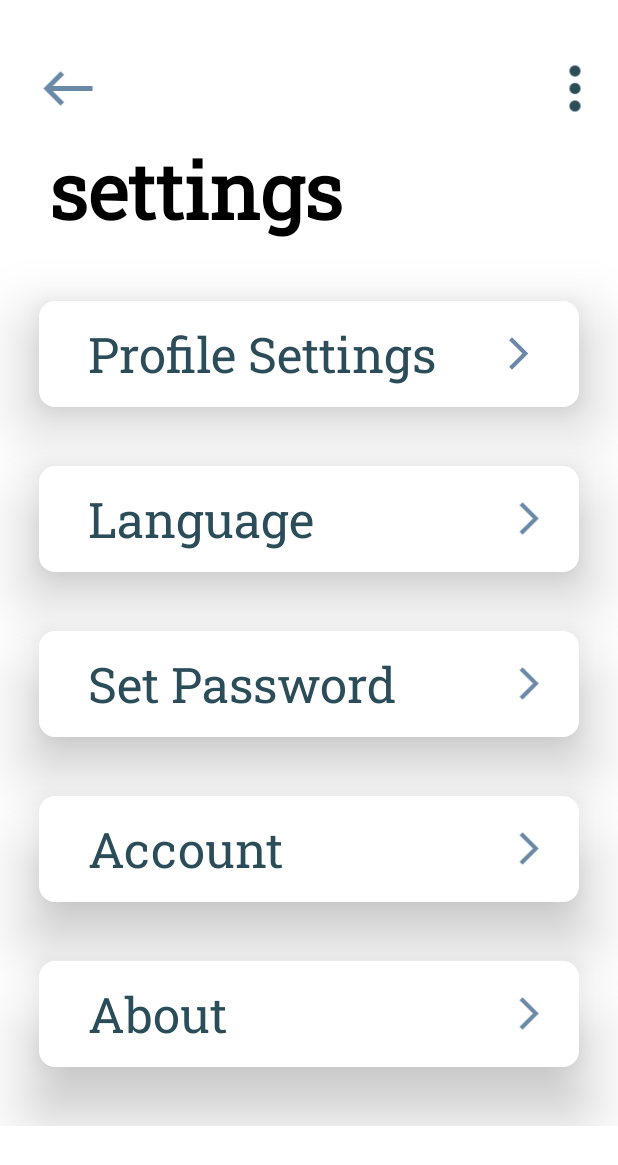
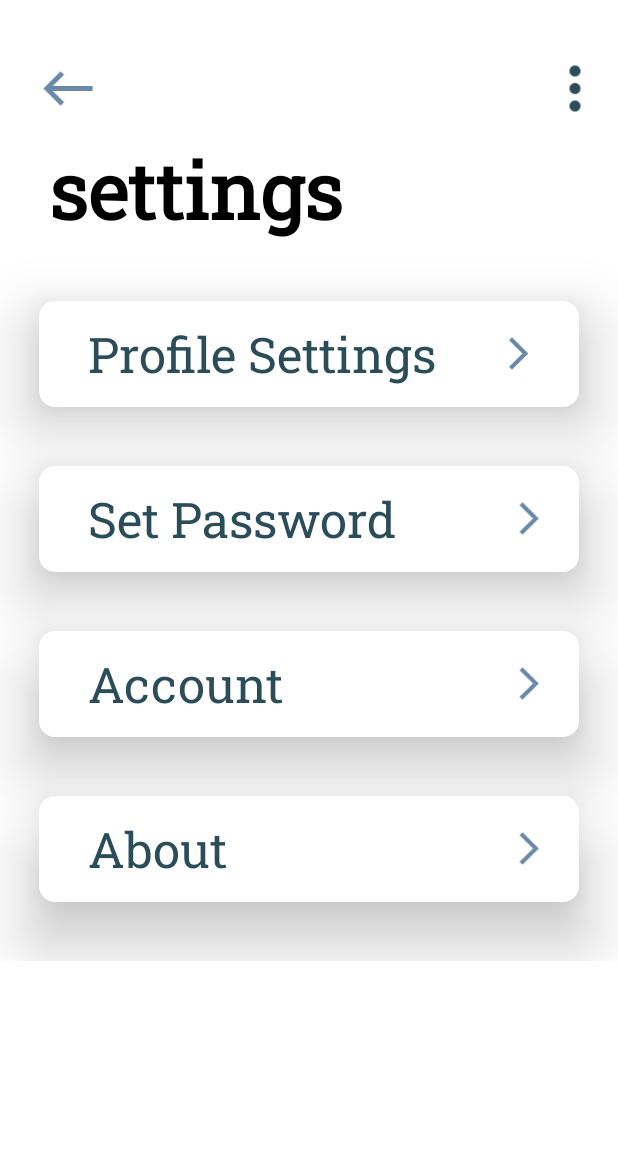
Before and after one commit to AdY21850/Bike_Rental, an Android app: the settings screen opened directly, with no data from a screen before it, on a phone screen of 412 x 824 dp. Shown: the top 1165 px of the screen. Run offline under Robolectric (Android 15) with nearby library versions, the light colour scheme and no system bars; our stand-ins replace sdp/ssp sizes.

Commit message:
username set

```diff
--- a/app/src/main/AndroidManifest.xml
+++ b/app/src/main/AndroidManifest.xml
@@ -13,6 +13,9 @@
         android:name="android.permission.MANAGE_EXTERNAL_STORAGE"
         tools:ignore="ScopedStorage" />
 
+    <uses-permission android:name="android.permission.POST_NOTIFICATIONS"/>
+
+
     <application
         android:allowBackup="true"
         android:dataExtractionRules="@xml/data_extraction_rules"
@@ -25,9 +28,7 @@
         android:theme="@style/Theme.BikeRentalCu"
         android:usesCleartextTraffic="true"
         tools:targetApi="31">
-        <activity
-            android:name=".cart_view_recycler"
-            android:exported="false" />
+
         <activity
             android:name=".checkout"
             android:exported="false" />
@@ -65,19 +66,22 @@
             android:exported="false" />
         <activity
             android:name=".home"
-            android:exported="true">
-            <intent-filter>
-                <action android:name="android.intent.action.MAIN" />
+            android:exported="false">
 
-                <category android:name="android.intent.category.LAUNCHER" />
-            </intent-filter>
         </activity>
         <activity
             android:name=".screen2"
             android:exported="false" />
         <activity
             android:name=".spalshscreen"
-            android:exported="false" />
+            android:exported="true" >
+        <intent-filter>
+            <action android:name="android.intent.action.MAIN" />
+
+            <category android:name="android.intent.category.LAUNCHER" />
+        </intent-filter>
+        </activity>
+
     </application>
 
 </manifest>
--- a/app/src/main/java/com/example/bikerentalcu/profile.java
+++ b/app/src/main/java/com/example/bikerentalcu/profile.java
@@ -47,7 +47,7 @@ public class profile extends AppCompatActivity {
     private RetrofitInterface retrofitInterface;
 
     private EditText nameField, emailField, phoneField, dobField, dlField;
-    private TextView nameField2;
+    private TextView nameField2,username;
     private FrameLayout updateButton;
     private ImageView profileImage;
 
@@ -82,7 +82,7 @@ public class profile extends AppCompatActivity {
         dlField = findViewById(R.id.dl1);
         updateButton = findViewById(R.id.move_to_home);
         profileImage = findViewById(R.id.profilepicture);
-
+        username=findViewById(R.id.user_name);
         updateButton.setOnClickListener(v -> startActivity(new Intent(profile.this, home.class)));
     }
 
@@ -145,7 +145,8 @@ public class profile extends AppCompatActivity {
         phoneField.setText(userDetails.getContactNumber());
         dobField.setText(userDetails.getdate_of_birth());
         dlField.setText(userDetails.getDrivingLicenseNo());
-
+        String firstPart = userDetails.getEmail().split("@")[0];
+        username.setText(firstPart);
         String imageUrl = userDetails.getImage();
         Log.d("Image URL Before Loading", imageUrl);
 
--- a/app/src/main/res/layout/activity_profile.xml
+++ b/app/src/main/res/layout/activity_profile.xml
@@ -90,6 +90,7 @@
 
                 <!-- Username -->
                 <TextView
+                    android:id="@+id/user_name"
                     android:layout_width="match_parent"
                     android:layout_height="wrap_content"
                     android:layout_marginTop="4dp"
--- a/app/src/main/res/layout/activity_settings.xml
+++ b/app/src/main/res/layout/activity_settings.xml
@@ -106,46 +106,7 @@
 
                 </FrameLayout>
 
-                <FrameLayout
-                    android:id="@+id/settingsbtn"
-                    android:layout_width="match_parent"
-                    android:layout_height="wrap_content"
-                    android:background="@drawable/rectangle2"
-                    android:layout_marginLeft="@dimen/_20sdp"
-                    android:layout_marginRight="@dimen/_20sdp"
-                    android:layout_marginTop="@dimen/_30sdp"
-                    android:elevation="@dimen/_20sdp"
-                    android:backgroundTint="@color/white">
-                    <LinearLayout
-                        android:layout_width="match_parent"
-                        android:layout_height="match_parent"
-                        android:orientation="horizontal">
 
-
-
-                        <TextView
-                            android:id="@+id/drawer_settings_txt"
-                            android:layout_width="@dimen/_200sdp"
-                            android:layout_height="wrap_content"
-                            android:layout_weight="1"
-                            android:fontFamily="@font/robotoslab_variablefont_wght"
-                            android:text="Language"
-                            android:layout_marginTop="@dimen/_10sdp"
-                            android:layout_marginLeft="@dimen/_25sdp"
-                            android:layout_marginBottom="@dimen/_10sdp"
-                            android:textColor="#2B4C59"
-                            android:textSize="@dimen/_25ssp"
-                            />
-                        <ImageView
-                            android:layout_width="@dimen/_20sdp"
-                            android:layout_height="@dimen/_20sdp"
-                            android:layout_weight="1"
-                            android:layout_marginRight="@dimen/_10sdp"
-                            android:layout_gravity="center"
-                            android:src="@drawable/baseline_arrow_forward_ios_24"/>
-                    </LinearLayout>
-
-                </FrameLayout>
 
                 <FrameLayout
                     android:id="@+id/notificationbtn"
```
